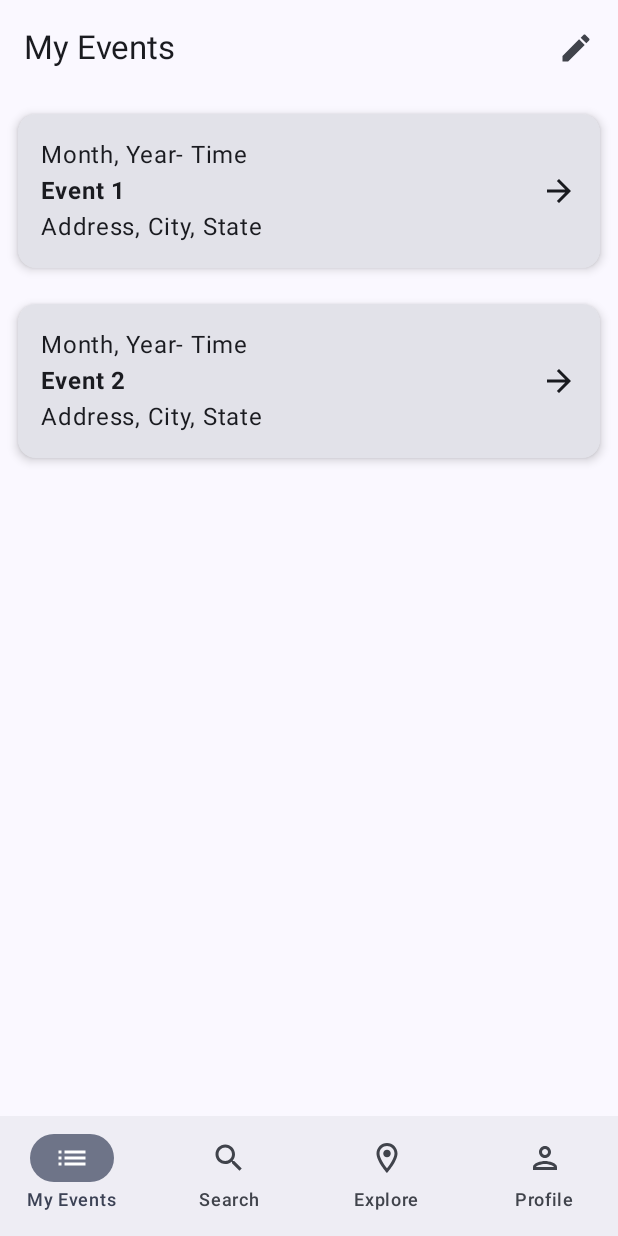
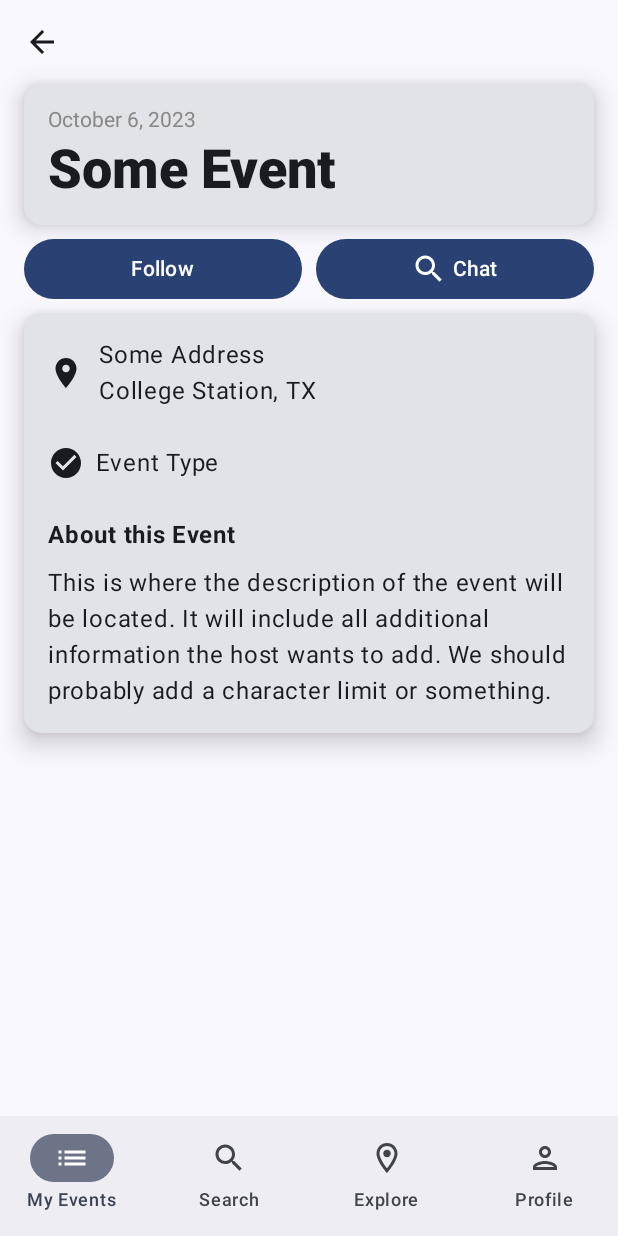
Before and after one commit to fred-e-209/ExploreCity, an Android app built with Jetpack Compose: the HomeActivity screen opened through its navigation route, after a tap on "Month, Year- Time", on a phone screen of 412 x 824 dp. Run offline under Robolectric (Android 15) with nearby library versions, the phone set to English and light mode, and no system bars.

Commit message:
Starting Working on Event Details and Explore Page

```diff
--- a/app/build.gradle.kts
+++ b/app/build.gradle.kts
@@ -9,7 +9,7 @@ android {
 
     defaultConfig {
         applicationId = "com.example.explorecity"
-        minSdk = 24
+        minSdk = 26
         targetSdk = 33
         versionCode = 1
         versionName = "1.0"
--- /dev/null
+++ b/app/src/main/java/com/example/explorecity/DetailsActivity.kt
@@ -0,0 +1,167 @@
+package com.example.explorecity
+
+import androidx.compose.foundation.clickable
+import androidx.compose.foundation.layout.Arrangement
+import androidx.compose.foundation.layout.Column
+import androidx.compose.foundation.layout.Row
+import androidx.compose.foundation.layout.Spacer
+import androidx.compose.foundation.layout.fillMaxSize
+import androidx.compose.foundation.layout.fillMaxWidth
+import androidx.compose.foundation.layout.height
+import androidx.compose.foundation.layout.padding
+import androidx.compose.foundation.layout.width
+import androidx.compose.foundation.rememberScrollState
+import androidx.compose.foundation.verticalScroll
+import androidx.compose.material.icons.Icons
+import androidx.compose.material.icons.filled.ArrowBack
+import androidx.compose.material.icons.filled.CheckCircle
+import androidx.compose.material.icons.filled.MoreVert
+import androidx.compose.material.icons.filled.Place
+import androidx.compose.material.icons.filled.Search
+import androidx.compose.material3.Button
+import androidx.compose.material3.Card
+import androidx.compose.material3.CardDefaults
+import androidx.compose.material3.ExperimentalMaterial3Api
+import androidx.compose.material3.Icon
+import androidx.compose.material3.Text
+import androidx.compose.material3.TopAppBar
+import androidx.compose.runtime.Composable
+import androidx.compose.ui.Alignment
+import androidx.compose.ui.Modifier
+import androidx.compose.ui.graphics.Color
+import androidx.compose.ui.text.font.FontWeight
+import androidx.compose.ui.unit.dp
+import androidx.compose.ui.unit.sp
+import androidx.compose.ui.text.TextStyle
+import androidx.navigation.NavController
+
+@OptIn(ExperimentalMaterial3Api::class)
+@Composable
+fun DetailsActivity(navBarController: NavController) {
+    // Scrollable content since we don't know how long the description will be
+    val event = DetailedEvent(
+        date = "October 6, 2023",
+        name = "Some Event",
+        location =  Location("Some Address", "College Station", "TX"),
+        eventType =  "Event Type",
+        description =  "This is where the description of the event will be located. It will include" +
+                " all additional information the host wants to add. We should probably add a character limit " +
+                "or something. "
+        )
+    Column(
+        modifier = Modifier
+            .fillMaxSize()
+            .verticalScroll(rememberScrollState())
+            .padding(16.dp)
+    ) {
+        // TopBar with back button and more (three dots) button
+   /*     TopAppBar(
+            navigationIcon = {
+                Icon(Icons.Default.ArrowBack, contentDescription = "Back", modifier = Modifier.clickable(onClick = { navBarController.navigate("events") }))
+            },
+            actions = {
+                Icon(Icons.Default.MoreVert, contentDescription = "More options")
+            },
+            title = {Text(text = "")},
+        )
+*/
+        Icon(Icons.Default.ArrowBack, contentDescription = "Back", modifier = Modifier.clickable(onClick = { navBarController.navigate("events") }))
+
+        Spacer(modifier = Modifier.height(16.dp))
+
+        // Event time and title card
+        Card(
+            modifier = Modifier.fillMaxWidth(),
+            elevation = CardDefaults.cardElevation(
+                defaultElevation = 10.dp
+                )
+        ) {
+            Column(modifier = Modifier.padding(16.dp)) {
+                Text(text = event.date, style = TextStyle(color = Color.Gray))
+                Spacer(modifier = Modifier.height(4.dp))
+                Text(text = event.name, style = TextStyle(
+                    fontWeight = FontWeight.ExtraBold,
+                    fontSize = 36.sp
+                )
+                )
+            }
+        }
+
+        Spacer(modifier = Modifier.height(5.dp))
+
+        // Follow and Chat buttons
+        Row(
+            modifier = Modifier.fillMaxWidth(),
+            horizontalArrangement = Arrangement.SpaceBetween
+        ) {
+            Button(onClick = { /* Follow logic */ }, modifier = Modifier.weight(20f)) {
+                Text("Follow")
+            }
+            Spacer(modifier = Modifier.weight(1f))
+            Button(onClick = { /* Navigate to chat room */ }, modifier = Modifier.weight(20f)) {
+                Icon(Icons.Default.Search, contentDescription = "Chat")
+                Spacer(modifier = Modifier.width(4.dp))
+                Text("Chat")
+            }
+        }
+
+        Spacer(modifier = Modifier.height(5.dp))
+
+        // Event details card
+        Card(
+            modifier = Modifier.fillMaxWidth(),
+            elevation =  CardDefaults.cardElevation(
+                defaultElevation = 10.dp
+            )
+        ) {
+            Column(modifier = Modifier.padding(16.dp)) {
+                // Location with icon
+                Row(
+                    verticalAlignment = Alignment.CenterVertically,
+                    horizontalArrangement = Arrangement.Start
+                ) {
+                    Icon(Icons.Default.Place, contentDescription = "Location")
+                    Spacer(modifier = Modifier.width(10.dp))
+                    Column {
+                        Text(event.location.address)
+                        Text("${event.location.city}, ${event.location.state}")
+                    }
+                }
+
+                Spacer(modifier = Modifier.height(24.dp))
+
+                // Event type with icon
+                Row(
+                    verticalAlignment = Alignment.CenterVertically,
+                    horizontalArrangement = Arrangement.Start
+                ) {
+                    // Replace with appropriate icon for event type
+                    Icon(Icons.Default.CheckCircle, contentDescription = "Event Type")
+                    Spacer(modifier = Modifier.width(8.dp))
+                    Text(event.eventType)
+                }
+
+                Spacer(modifier = Modifier.height(24.dp))
+
+                // Event description
+                Text("About this Event", fontWeight = FontWeight.Bold)
+                Spacer(modifier = Modifier.height(8.dp))
+                Text(event.description)
+            }
+        }
+    }
+}
+
+data class DetailedEvent(
+    val date: String,
+    val name: String,
+    val location: Location,
+    val eventType: String,
+    val description: String
+)
+
+data class Location(
+    val address: String,
+    val city: String,
+    val state: String
+)
--- a/app/src/main/java/com/example/explorecity/HomeActivity.kt
+++ b/app/src/main/java/com/example/explorecity/HomeActivity.kt
@@ -19,14 +19,17 @@ import androidx.compose.material3.MaterialTheme
 import androidx.compose.material3.NavigationBar
 import androidx.compose.material3.NavigationBarItem
 import androidx.compose.material3.Scaffold
+import androidx.compose.material3.SmallTopAppBar
 import androidx.compose.material3.Surface
 import androidx.compose.material3.Text
+import androidx.compose.material3.TopAppBar
 import androidx.compose.runtime.Composable
 import androidx.compose.runtime.getValue
 import androidx.compose.runtime.mutableIntStateOf
 import androidx.compose.runtime.setValue
 import androidx.compose.ui.Modifier
 import androidx.compose.ui.graphics.vector.ImageVector
+import androidx.compose.ui.unit.dp
 import androidx.navigation.NavController
 import androidx.navigation.compose.NavHost
 import androidx.navigation.compose.composable
@@ -108,7 +111,8 @@ fun HomeActivity(navController: NavController) {
                 composable("events") { MyEventsActivity(navBarController) }
                 composable("search") { SearchActivity() }
                 composable("explore") { ExploreActivity() }
-                composable("profile") { ProfileActivity(navController) }
+                composable("profile") { ProfileActivity(navController)}
+                composable("details") { DetailsActivity(navBarController)}
         }
     }
 }
--- /dev/null
+++ b/app/src/main/java/com/example/explorecity/HostActivity.kt
@@ -0,0 +1,5 @@
+package com.example.explorecity
+
+class HostActivity {
+
+}
--- a/app/src/main/java/com/example/explorecity/MyEventsActivity.kt
+++ b/app/src/main/java/com/example/explorecity/MyEventsActivity.kt
@@ -12,24 +12,16 @@ import androidx.compose.foundation.lazy.LazyColumn
 import androidx.compose.foundation.lazy.items
 import androidx.compose.material.icons.Icons
 import androidx.compose.material.icons.filled.ArrowForward
-import androidx.compose.material.icons.filled.Delete
-import androidx.compose.material.icons.filled.Edit
-import androidx.compose.material3.AlertDialog
 import androidx.compose.material3.Card
 import androidx.compose.material3.CardDefaults
 import androidx.compose.material3.ExperimentalMaterial3Api
 import androidx.compose.material3.Icon
-import androidx.compose.material3.IconButton
 import androidx.compose.material3.Scaffold
+import androidx.compose.material3.Surface
 import androidx.compose.material3.Text
-import androidx.compose.material3.TextButton
 import androidx.compose.material3.TopAppBar
 import androidx.compose.runtime.Composable
-import androidx.compose.runtime.getValue
 import androidx.compose.runtime.mutableStateListOf
-import androidx.compose.runtime.mutableStateOf
-import androidx.compose.runtime.remember
-import androidx.compose.runtime.setValue
 import androidx.compose.ui.Alignment
 import androidx.compose.ui.Modifier
 import androidx.compose.ui.text.font.FontWeight
@@ -39,8 +31,6 @@ import androidx.navigation.NavController
 @OptIn(ExperimentalMaterial3Api::class)
 @Composable
 fun MyEventsActivity(navController: NavController) {
-    var isEditMode by remember { mutableStateOf(false) }
-    var eventToDelete by remember { mutableStateOf<Event?>(null) } // This will hold the event to delete
 
     val events = mutableStateListOf(
         Event("Month, Year- Time", "Event 1", "Address, City, State"),
@@ -50,44 +40,29 @@ fun MyEventsActivity(navController: NavController) {
 
     Scaffold(
         topBar = {
-            TopAppBar(
-                title = { Text("My Events") },
-                actions = {
-                    IconButton(onClick = { isEditMode = !isEditMode }) {
-                        Icon(Icons.Default.Edit, contentDescription = "Edit")
-                    }
-                }
-            )
+            Surface(shadowElevation = 10.dp) {
+                TopAppBar(title = {
+                    Text(
+                        text = "My Events"
+                    )
+                })
+            }
         }, content = {paddingValues ->
             LazyColumn (modifier = Modifier.padding(paddingValues)){
                 items(events) { event ->
-                    EventCard(event, isEditMode, onClick = {
+                    EventCard(event, onClick = {
                         // This is a placeholder for navigating to the event details
-                        navController.navigate("eventDetails/${event.name}")
-                    }) {
-                        // Set the event to delete when trash icon is clicked
-                        eventToDelete = it
-                    }
+                        navController.navigate("details")
+                    })
                 }
             }
         }
     )
 
-    eventToDelete?.let { eventToDelete ->
-        showDeleteDialog(
-            event = eventToDelete,
-            onDismiss = {
-            },
-            onDelete = {
-                events.remove(eventToDelete) // Remove the event from the list
-            }
-        )
-    }
-
 }
 
 @Composable
-fun EventCard(event: Event, isEditMode: Boolean, onClick: () -> Unit, onDelete: (Event) -> Unit) {
+fun EventCard(event: Event, onClick: () -> Unit) {
     Card(
         modifier = Modifier
             .fillMaxWidth()
@@ -109,39 +84,11 @@ fun EventCard(event: Event, isEditMode: Boolean, onClick: () -> Unit, onDelete:
                 Text(event.location)
             }
             Spacer(modifier = Modifier.width(16.dp)) // Space between text and icon
-            if (isEditMode) {
-                // Show trash icon when in edit mode
-                IconButton(onClick = { onDelete(event) }) {
-                    Icon(Icons.Default.Delete, contentDescription = "Delete")
-                }
-            } else {
-                // Arrow icon when not in edit mode
-                Icon(Icons.Default.ArrowForward, contentDescription = "More details")
-            }
+
+            Icon(Icons.Default.ArrowForward, contentDescription = "More details")
         }
     }
 }
 
-@Composable
-fun showDeleteDialog(event: Event, onDismiss: () -> Unit, onDelete: (Event) -> Unit) {
-    AlertDialog(
-        onDismissRequest = onDismiss,
-        title = { Text("Delete Event") },
-        text = { Text("Are you sure you want to delete ${event.name}?") },
-        confirmButton = {
-            TextButton(onClick = {
-                onDelete(event) // Close the dialog after confirming
-                onDismiss()
-            }) {
-                Text("Confirm")
-            }
-        },
-        dismissButton = {
-            TextButton(onClick = onDismiss) {
-                Text("Cancel")
-            }
-        }
-    )
-}
 
 data class Event(val date: String, val name: String, val location: String)
```
Also changed, not shown: app/src/main/java/com/example/explorecity/ExploreActivity.kt (+92 -4 lines).
